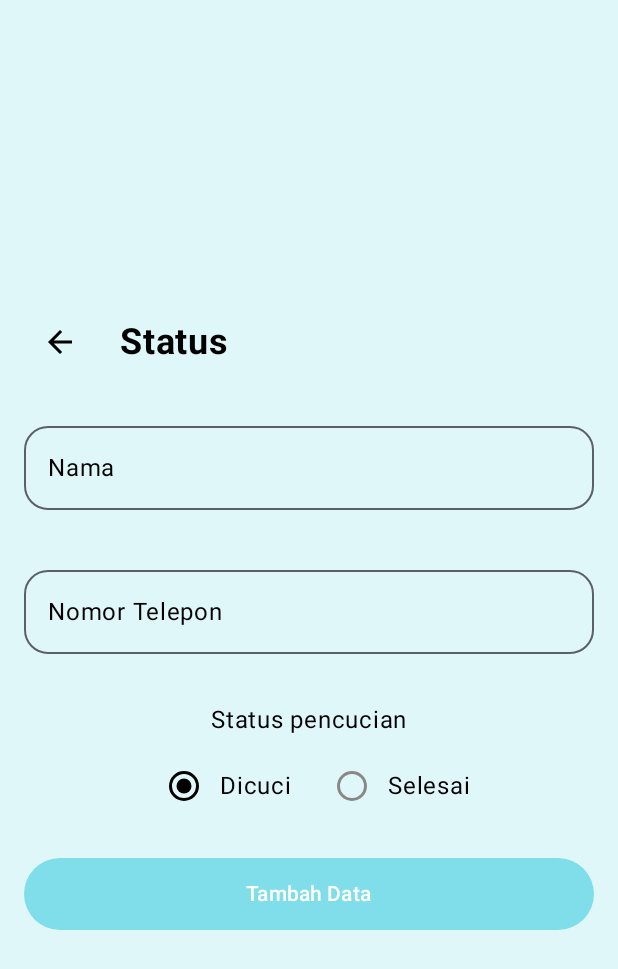
After one commit to luckystar28/easywash, an Android app built with Jetpack Compose: the StatusScreen screen opened through its navigation route, on a phone screen of 412 x 824 dp. The commit adds this screen. Shown: the top 969 px of the screen. Run offline under Robolectric (Android 15) with nearby library versions, the phone set to English and light mode, and no system bars; our stand-ins replace Firebase (no records; nobody signed in at launch, a user with empty details on screens opened directly).

Commit message:
Make status , FINAL_2

```diff
--- a/app/src/main/java/org/d3if3067/easywashfix/navigation/NavGraph.kt
+++ b/app/src/main/java/org/d3if3067/easywashfix/navigation/NavGraph.kt
@@ -25,7 +25,7 @@ fun SetupNavGraph(
             EasyWashLoginScreen(navController, viewModel)
         }
         composable(route = Screen.Dashboard.route) {
-            DashboardScreen(navController, viewModel)
+            DashboardScreen(navController = navController, viewModel = viewModel)
         }
         composable(route = Screen.TambahData.route) {
             AddDataScreen(navController = navController, viewModel = viewModel, auth = auth)
@@ -51,6 +51,9 @@ fun SetupNavGraph(
         composable(route = Screen.Laporan.route){
             ReportScreen(auth = auth, navController = navController, viewModel = viewModel)
         }
+        composable(route = Screen.Status.route) {
+            StatusScreen(navController = navController)
+        }
         composable(route = Screen.DataCustomer.route) {
             CustomersScreen(navController = navController, viewModel = viewModel, auth = auth)
         }
--- a/app/src/main/java/org/d3if3067/easywashfix/navigation/Screen.kt
+++ b/app/src/main/java/org/d3if3067/easywashfix/navigation/Screen.kt
@@ -14,4 +14,6 @@ sealed class Screen (val route: String){
     data object DaftarHargaMobil: Screen("carCategoryScreen")
     data object LihatKendaraan: Screen ("lihatKendaraanScreen")
     data object DaftarHargaMotor: Screen("motorPriceListScren")
+
+    data object Status: Screen("statusScreen")
 }
--- a/app/src/main/java/org/d3if3067/easywashfix/ui/theme/screen/DashboardScreen.kt
+++ b/app/src/main/java/org/d3if3067/easywashfix/ui/theme/screen/DashboardScreen.kt
@@ -4,12 +4,16 @@ import androidx.compose.foundation.Image
 import androidx.compose.foundation.background
 import androidx.compose.foundation.clickable
 import androidx.compose.foundation.layout.*
+import androidx.compose.foundation.rememberScrollState
 import androidx.compose.foundation.shape.CircleShape
 import androidx.compose.foundation.shape.RoundedCornerShape
+import androidx.compose.foundation.verticalScroll
 import androidx.compose.material.icons.Icons
 import androidx.compose.material.icons.outlined.ExitToApp
 import androidx.compose.material3.*
 import androidx.compose.runtime.Composable
+import androidx.compose.runtime.collectAsState
+import androidx.compose.runtime.getValue
 import androidx.compose.ui.Alignment
 import androidx.compose.ui.Modifier
 import androidx.compose.ui.graphics.Color
@@ -23,15 +27,19 @@ import androidx.compose.ui.unit.sp
 import androidx.navigation.NavHostController
 import androidx.navigation.compose.rememberNavController
 import org.d3if3067.easywashfix.R // Import your drawable resources
+import org.d3if3067.easywashfix.model.Status
 import org.d3if3067.easywashfix.navigation.Screen
 
 @Composable
-fun DashboardScreen(navController: NavHostController , viewModel: MainViewModel) {
+fun DashboardScreen(navController: NavHostController, viewModel: MainViewModel) {
+    val statusList by viewModel.statusList.collectAsState()
+
     Box(
         modifier = Modifier
             .fillMaxSize()
             .background(Color(0xFFCAE9FB))
             .padding(16.dp)
+            .verticalScroll(rememberScrollState()) // Tambahkan baris ini
     ) {
         Column(
             modifier = Modifier.fillMaxSize(),
@@ -49,38 +57,30 @@ fun DashboardScreen(navController: NavHostController , viewModel: MainViewModel)
             }
             Spacer(modifier = Modifier.height(16.dp))
 
-            Card(
-                shape = RoundedCornerShape(16.dp),
-                modifier = Modifier.fillMaxWidth(),
-                elevation = CardDefaults.cardElevation(4.dp)
+            // Menampilkan setiap status yang diambil dari Firestore dalam bentuk kartu
+            statusList.forEach { status ->
+                StatusCard(status)
+                Spacer(modifier = Modifier.height(16.dp))
+            }
+
+            // Button untuk status
+            Button(
+                onClick = { navController.navigate(Screen.Status.route) },
+                modifier = Modifier
+                    .fillMaxWidth()
+                    .padding(horizontal = 16.dp),
+                colors = ButtonDefaults.buttonColors(Color(0xFF00BCD4))
             ) {
-                Column(
-                    modifier = Modifier.padding(16.dp),
-                    horizontalAlignment = Alignment.Start
-                ) {
-                    Text(text = "Sedang Di Proses", fontWeight = FontWeight.Bold)
-                    Spacer(modifier = Modifier.height(8.dp))
-                    Text(text = "Nama : Asep Susanto")
-                    Text(text = "Nomor Telepon : 081909203596")
-                    Row(
-                        modifier = Modifier.fillMaxWidth(),
-                        horizontalArrangement = Arrangement.SpaceBetween
-                    ) {
-                        Text(text = "Proses : ")
-                        Spacer(modifier = Modifier.width(4.dp))
-                        Text(
-                            text = "Dicuci",
-                            color = Color.White,
-                            modifier = Modifier
-                                .background(Color(0xFFFFAB91), shape = RoundedCornerShape(8.dp))
-                                .padding(horizontal = 8.dp, vertical = 4.dp)
-                        )
-                    }
-                }
+                Text(
+                    text = "Tambah Status",
+                    color = Color.White,
+                    fontWeight = FontWeight.Bold
+                )
             }
 
             Spacer(modifier = Modifier.height(16.dp))
 
+            // Bagian lainnya tetap sama
             Row(
                 modifier = Modifier.fillMaxWidth(),
                 horizontalArrangement = Arrangement.SpaceEvenly
@@ -136,7 +136,41 @@ fun DashboardScreen(navController: NavHostController , viewModel: MainViewModel)
         }
     }
 }
-
+@Composable
+fun StatusCard(status: Status) {
+    Card(
+        shape = RoundedCornerShape(16.dp),
+        modifier = Modifier.fillMaxWidth(),
+        elevation = CardDefaults.cardElevation(4.dp)
+    ) {
+        Column(
+            modifier = Modifier.padding(16.dp),
+            horizontalAlignment = Alignment.Start
+        ) {
+            Text(text = "Sedang Di Proses", fontWeight = FontWeight.Bold)
+            Spacer(modifier = Modifier.height(8.dp))
+            Text(text = "Nama : ${status.name}")
+            Text(text = "Nomor Telepon : ${status.phoneNumber}")
+            Row(
+                modifier = Modifier.fillMaxWidth(),
+                horizontalArrangement = Arrangement.SpaceBetween
+            ) {
+                Text(text = "Proses : ")
+                Spacer(modifier = Modifier.width(4.dp))
+                Text(
+                    text = status.status,
+                    color = Color.White,
+                    modifier = Modifier
+                        .background(
+                            if (status.status == "Dicuci") Color(0xFFFFAB91) else Color(0xFF84F84D),
+                            shape = RoundedCornerShape(8.dp)
+                        )
+                        .padding(horizontal = 8.dp, vertical = 4.dp)
+                )
+            }
+        }
+    }
+}
 @Composable
 fun ImageCard(imagePainter: Painter, text: String, navController: NavHostController, destination: String) {
     Card(
@@ -163,7 +197,7 @@ fun ImageCard(imagePainter: Painter, text: String, navController: NavHostControl
     }
 }
 
-@Preview
+@Preview(showBackground = true)
 @Composable
 fun DashboardScreenPreview() {
     DashboardScreen(rememberNavController(), viewModel = MainViewModel())
--- a/app/src/main/java/org/d3if3067/easywashfix/ui/theme/screen/MainViewModel.kt
+++ b/app/src/main/java/org/d3if3067/easywashfix/ui/theme/screen/MainViewModel.kt
@@ -14,6 +14,7 @@ import kotlinx.coroutines.flow.StateFlow
 import kotlinx.coroutines.launch
 import kotlinx.coroutines.tasks.await
 import org.d3if3067.easywashfix.model.Pelanggan
+import org.d3if3067.easywashfix.model.Status
 import org.d3if3067.easywashfix.model.User
 import org.d3if3067.easywashfix.navigation.Screen
 
@@ -27,15 +28,17 @@ class MainViewModel : ViewModel() {
     private val _customers = MutableLiveData<List<Pelanggan>>()
     val customers: LiveData<List<Pelanggan>> get() = _customers
 
+    private val _statusList = MutableStateFlow<List<Status>>(emptyList())
+    val statusList: StateFlow<List<Status>> = _statusList
+
     init {
         // Check if user is logged in
         auth.currentUser?.let {
             fetchUserData(it.uid)
         }
         fetchCustomers()
+        fetchStatusData()
     }
-
-    private val db = FirebaseFirestore.getInstance()
 
     private fun fetchUserData(uid: String) {
         viewModelScope.launch {
@@ -59,6 +62,19 @@ class MainViewModel : ViewModel() {
             } catch (e: Exception) {
                 // Handle error
                 Log.e("MainViewModel", "Error fetching customers", e)
+            }
+        }
+    }
+
+    private fun fetchStatusData() {
+        viewModelScope.launch {
+            try {
+                val snapshot = firestore.collection("status").get().await()
+                val statuses = snapshot.documents.map { it.toObject<Status>()!! }
+                _statusList.value = statuses
+            } catch (e: Exception) {
+                // Handle error
+                Log.e("MainViewModel", "Error fetching status data", e)
             }
         }
     }
@@ -94,6 +110,29 @@ class MainViewModel : ViewModel() {
             }
         }
     }
+    fun editStatus(updatedStatus: Status) {
+        viewModelScope.launch {
+            try {
+                // Update status di Firestore menggunakan ID status yang diubah
+                updatedStatus.id?.let {
+                    firestore.collection("status").document(it)
+                        .set(updatedStatus)
+                        .addOnSuccessListener {
+                            Log.d("MainViewModel", "Status updated successfully")
+                            // Refresh data setelah berhasil mengedit status
+                            fetchStatusData()
+                        }
+                        .addOnFailureListener { e ->
+                            // Handle error
+                            Log.e("MainViewModel", "Error updating status", e)
+                        }
+                }
+            } catch (e: Exception) {
+                // Handle error
+                Log.e("MainViewModel", "Error updating status", e)
+            }
+        }
+    }
 
     fun loginUser(email: String, password: String, onSuccess: () -> Unit, onFailure: () -> Unit) {
         viewModelScope.launch {
--- /dev/null
+++ b/app/src/main/java/org/d3if3067/easywashfix/ui/theme/screen/StatusScreen.kt
@@ -0,0 +1,155 @@
+package org.d3if3067.easywashfix.ui.theme.screen
+
+import androidx.compose.foundation.background
+import androidx.compose.foundation.layout.*
+import androidx.compose.foundation.shape.RoundedCornerShape
+import androidx.compose.foundation.text.KeyboardOptions
+import androidx.compose.material.icons.Icons
+import androidx.compose.material.icons.filled.ArrowBack
+import androidx.compose.material3.*
+import androidx.compose.runtime.*
+import androidx.compose.ui.Alignment
+import androidx.compose.ui.Modifier
+import androidx.compose.ui.graphics.Color
+import androidx.compose.ui.text.TextStyle
+import androidx.compose.ui.text.font.FontWeight
+import androidx.compose.ui.text.input.KeyboardType
+import androidx.compose.ui.tooling.preview.Preview
+import androidx.compose.ui.unit.dp
+import androidx.compose.ui.unit.sp
+import androidx.navigation.NavHostController
+import androidx.navigation.compose.rememberNavController
+import com.google.firebase.firestore.FirebaseFirestore
+import org.d3if3067.easywashfix.model.Status
+
+@Composable
+fun StatusScreen(navController: NavHostController) {
+    var name by remember { mutableStateOf("") }
+    var phoneNumber by remember { mutableStateOf("") }
+    var status by remember { mutableStateOf("Dicuci") }
+
+    Column(
+        modifier = Modifier
+            .fillMaxSize()
+            .background(Color(0xFFE0F7FA))
+            .padding(16.dp),
+        verticalArrangement = Arrangement.Center,
+        horizontalAlignment = Alignment.CenterHorizontally
+    ) {
+        Row(
+            modifier = Modifier.fillMaxWidth(),
+            verticalAlignment = Alignment.CenterVertically
+        ) {
+            // Tombol Arrow Back
+            IconButton(
+                onClick = { navController.navigateUp() },
+                modifier = Modifier.padding(end = 16.dp)
+            ) {
+                Icon(Icons.Default.ArrowBack, contentDescription = "Back", tint = Color.Black)
+            }
+
+            // Judul layar
+            Text(
+                text = "Status",
+                fontSize = 24.sp,
+                fontWeight = FontWeight.Bold,
+                color = Color.Black
+            )
+        }
+
+        Spacer(modifier = Modifier.height(24.dp))
+
+        OutlinedTextField(
+            value = name,
+            onValueChange = { name = it },
+            label = { Text("Nama", color = Color.Black) },
+            modifier = Modifier
+                .fillMaxWidth()
+                .padding(bottom = 16.dp),
+            shape = RoundedCornerShape(16.dp),
+            textStyle = TextStyle(color = Color.Black)
+        )
+
+        Spacer(modifier = Modifier.height(16.dp))
+
+        OutlinedTextField(
+            value = phoneNumber,
+            onValueChange = { phoneNumber = it },
+            label = { Text("Nomor Telepon", color = Color.Black) },
+            keyboardOptions = KeyboardOptions(keyboardType = KeyboardType.Phone),
+            modifier = Modifier
+                .fillMaxWidth()
+                .padding(bottom = 16.dp),
+            shape = RoundedCornerShape(16.dp),
+            textStyle = TextStyle(color = Color.Black)
+        )
+
+        Spacer(modifier = Modifier.height(16.dp))
+
+        Text(
+            text = "Status pencucian",
+            fontSize = 16.sp,
+            color = Color.Black
+        )
+
+        Spacer(modifier = Modifier.height(8.dp))
+
+        Row(
+            verticalAlignment = Alignment.CenterVertically
+        ) {
+            RadioButton(
+                selected = status == "Dicuci",
+                onClick = { status = "Dicuci" },
+                colors = RadioButtonDefaults.colors(
+                    selectedColor = Color.Black,
+                    unselectedColor = Color.Gray
+                )
+            )
+            Text(text = "Dicuci", color = Color.Black)
+
+            Spacer(modifier = Modifier.width(16.dp))
+
+            RadioButton(
+                selected = status == "Selesai",
+                onClick = { status = "Selesai" },
+                colors = RadioButtonDefaults.colors(
+                    selectedColor = Color.Black,
+                    unselectedColor = Color.Gray
+                )
+            )
+            Text(text = "Selesai", color = Color.Black)
+        }
+
+        Spacer(modifier = Modifier.height(24.dp))
+
+        Button(
+            onClick = { addStatusToDatabase(name, phoneNumber, status) },
+            modifier = Modifier
+                .fillMaxWidth()
+                .height(48.dp),
+            colors = ButtonDefaults.buttonColors(Color(0xFF80DEEA))
+        ) {
+            Text(text = "Tambah Data", color = Color.White)
+        }
+    }
+}
+
+private fun addStatusToDatabase(name: String, phoneNumber: String, status: String) {
+    val statusData = Status(name, phoneNumber, status)
+    val db = FirebaseFirestore.getInstance()
+    db.collection("status")
+        .add(statusData)
+        .addOnSuccessListener { documentReference ->
+            // Handle success
+        }
+        .addOnFailureListener { e ->
+            // Handle failure
+        }
+}
+
+@Preview(showBackground = true)
+@Composable
+fun StatusScreenPreview() {
+    val navController = rememberNavController()
+    StatusScreen(navController = navController)
+}
```
Also changed, not shown: app/src/main/java/org/d3if3067/easywashfix/model/Status.kt (added, +8 -0 lines).
